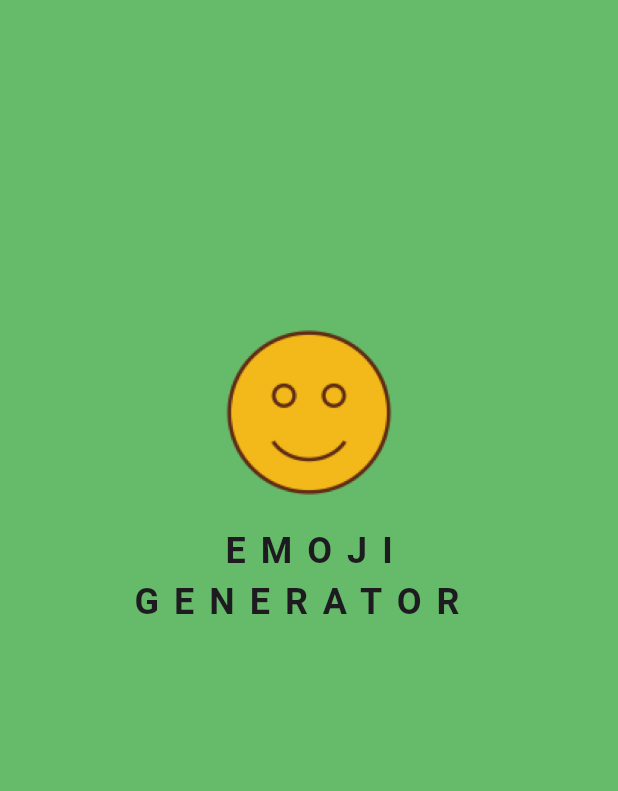
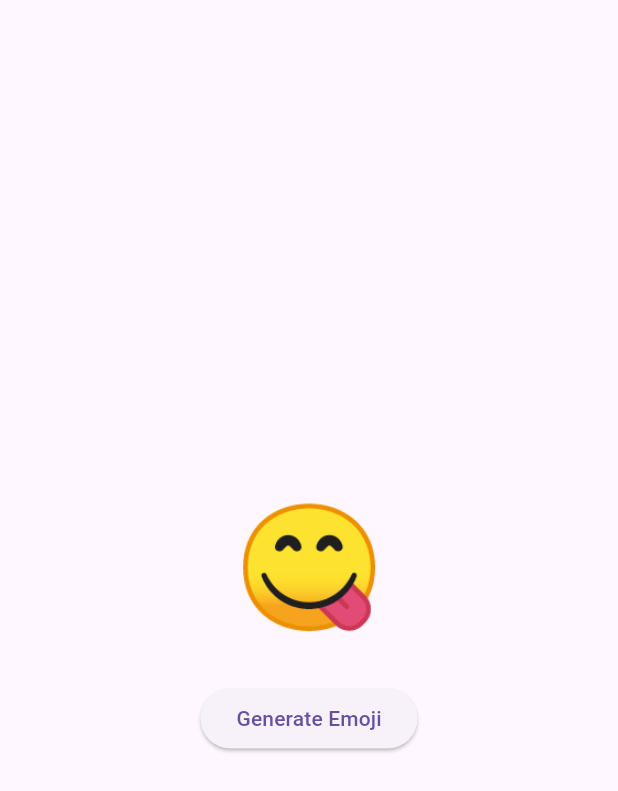
Before and after one commit to muhammadalviawliya/Emoji_Generator, a Flutter app: the screen it shows after launch, on a phone screen of 412 x 824 dp. Shown: the top 791 px of the screen. Run offline on Flutter 3.47's test engine with Material 3 defaults, Android fonts, the phone set to English and light mode, and no system bars; our stand-ins replace google_fonts.

Commit message:
Build : Home Screen (Emoji Generator)

```diff
--- /dev/null
+++ b/lib/Screen/home_screen.dart
@@ -0,0 +1,86 @@
+import 'dart:math';
+
+import 'package:flutter/material.dart';
+
+class HomeScreen extends StatefulWidget {
+  const HomeScreen({super.key});
+
+  @override
+  State<HomeScreen> createState() => _HomeScreenState();
+}
+
+class _HomeScreenState extends State<HomeScreen> {
+  final Random random = Random();
+  final List<String> emojilist = [
+    '😀',
+    '😃',
+    '😄',
+    '😁',
+    '😆',
+    '😅',
+    '😂',
+    '🤣',
+    '😊',
+    '😇',
+    '🙂',
+    '🙃',
+    '😉',
+    '😌',
+    '😍',
+    '🥰',
+    '😘',
+    '😗',
+    '😙',
+    '😚',
+    '😋',
+    '😛',
+    '😝',
+    '😜',
+    '🤪',
+  ];
+
+  List<String> randomemoji = [];
+
+  void generateEmoji() {
+    setState(() {
+      randomemoji = List.generate(
+          1, (index) => emojilist[random.nextInt(emojilist.length)]);
+    });
+  }
+
+  @override
+  void initState() {
+    generateEmoji();
+    super.initState();
+  }
+
+  @override
+  Widget build(BuildContext context) {
+    return Scaffold(
+      body: Center(
+        child: Column(
+          mainAxisAlignment: MainAxisAlignment.center,
+          children: [
+            Column(
+              mainAxisAlignment: MainAxisAlignment.center,
+              children: randomemoji
+                  .map((emojilist) => Text(
+                        emojilist,
+                        style: const TextStyle(fontSize: 80),
+                      ))
+                  .toList(),
+            ),
+            const SizedBox(
+              height: 20,
+            ),
+            ElevatedButton(
+                onPressed: () {
+                  generateEmoji();
+                },
+                child: const Text('Generate Emoji')),
+          ],
+        ),
+      ),
+    );
+  }
+}
```
Also changed, not shown: lib/Screen/splash_screen.dart (+24 -1 lines).
